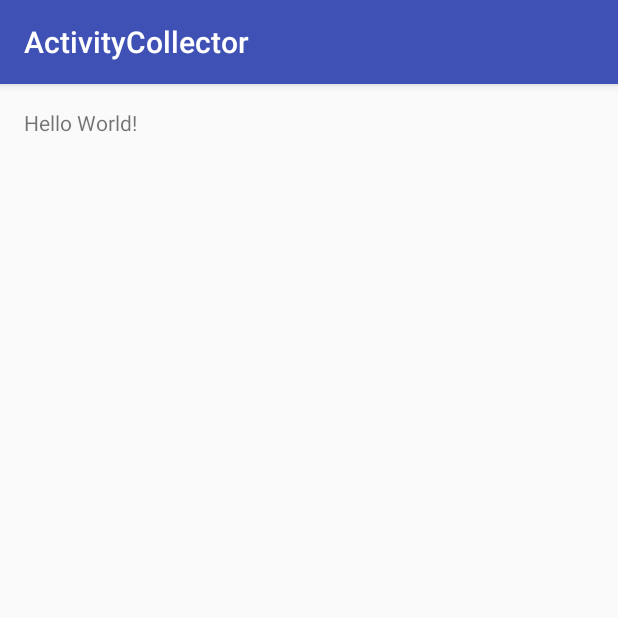
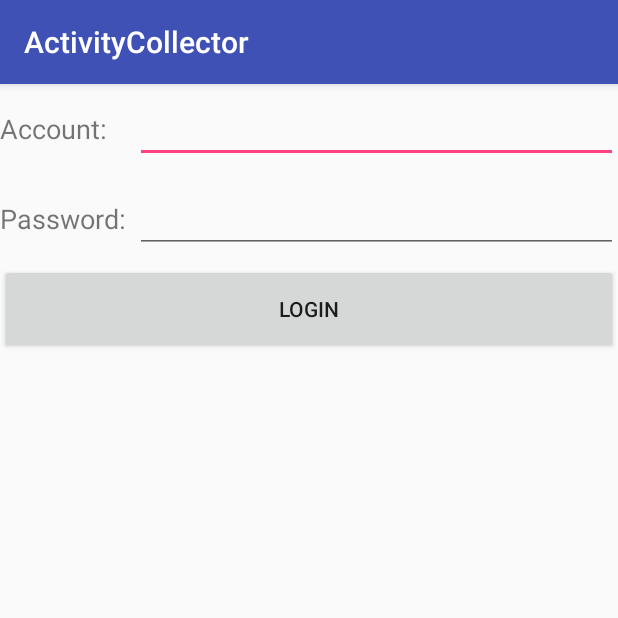
Before and after one commit to horgern/AndroidStudio, an Android app: the screen it shows after launch (MainActivity before the commit, LoginActivity after it), on a phone screen of 412 x 824 dp, the top half of it. Run offline under Robolectric (Android 15) with nearby library versions, the phone set to English and light mode, and no system bars.

Commit message:
finish the demo

```diff
--- a/app/build.gradle
+++ b/app/build.gradle
@@ -25,5 +25,6 @@ dependencies {
         exclude group: 'com.android.support', module: 'support-annotations'
     })
     compile 'com.android.support:appcompat-v7:24.2.1'
+    compile 'com.android.support:design:24.2.1'
     testCompile 'junit:junit:4.12'
 }
--- a/app/src/main/AndroidManifest.xml
+++ b/app/src/main/AndroidManifest.xml
@@ -9,12 +9,14 @@
         android:supportsRtl="true"
         android:theme="@style/AppTheme">
         <activity android:name=".MainActivity">
+        </activity>
+        <activity android:name=".LoginActivity">
             <intent-filter>
                 <action android:name="android.intent.action.MAIN" />
-
                 <category android:name="android.intent.category.LAUNCHER" />
             </intent-filter>
         </activity>
+
     </application>
 
 </manifest>
--- a/app/src/main/java/com/example/chz/activitycollector/ActivityCollector.java
+++ b/app/src/main/java/com/example/chz/activitycollector/ActivityCollector.java
@@ -12,6 +12,9 @@ import java.util.List;
 public class ActivityCollector {
     public static List<Activity> activities = new ArrayList<>();
 
+    public static void addActivity(Activity activity) {
+        activities.add(activity);
+    }
     public static void removeActivity(Activity activity) {
         activities.remove(activity);
     }
--- /dev/null
+++ b/app/src/main/java/com/example/chz/activitycollector/BaseActivity.java
@@ -0,0 +1,66 @@
+package com.example.chz.activitycollector;
+
+import android.content.BroadcastReceiver;
+import android.content.Context;
+import android.content.DialogInterface;
+import android.content.Intent;
+import android.content.IntentFilter;
+import android.os.Bundle;
+import android.support.v7.app.AlertDialog;
+import android.support.v7.app.AppCompatActivity;
+
+/**
+ * Created by chz on 2018/11/8.
+ */
+
+public class BaseActivity extends AppCompatActivity {
+
+    private ForceOfflineReceiver receiver;
+    @Override
+    protected void onCreate(Bundle savedInstanceState) {
+        super.onCreate(savedInstanceState);
+        ActivityCollector.addActivity(this);
+    }
+
+    @Override
+    protected void onResume() {
+        super.onResume();
+        IntentFilter intentFilter = new IntentFilter();
+        intentFilter.addAction("com.example.chz.activitycollector.FORCE_OFFLINE");
+        receiver = new ForceOfflineReceiver();
+        registerReceiver(receiver, intentFilter);
+    }
+
+    @Override
+    protected void onPause() {
+        super.onPause();
+        if (receiver != null) {
+            unregisterReceiver(receiver);
+            receiver = null;
+        }
+    }
+    @Override
+    protected void onDestroy() {
+        super.onDestroy();
+        ActivityCollector.removeActivity(this);
+    }
+
+    class ForceOfflineReceiver extends BroadcastReceiver {
+        @Override
+        public void onReceive(final Context context, Intent intent) {
+            AlertDialog.Builder builder = new AlertDialog.Builder(context);
+            builder.setTitle("Warning");
+            builder.setMessage("You are forced to offline.Please try to login again.");
+            builder.setCancelable(false);
+            builder.setPositiveButton("OK", new DialogInterface.OnClickListener() {
+                @Override
+                public void onClick(DialogInterface dialog, int which) {
+                    ActivityCollector.finishAll();
+                    Intent intent = new Intent(context, LoginActivity.class);
+                    context.startActivity(intent);
+                }
+            });
+            builder.show();
+        }
+    }
+}
--- /dev/null
+++ b/app/src/main/java/com/example/chz/activitycollector/LoginActivity.java
@@ -0,0 +1,38 @@
+package com.example.chz.activitycollector;
+
+import android.content.Intent;
+import android.support.v7.app.AppCompatActivity;
+import android.os.Bundle;
+import android.view.View;
+import android.widget.Button;
+import android.widget.EditText;
+import android.widget.Toast;
+
+public class LoginActivity extends BaseActivity {
+    private EditText accountEdit;
+    private EditText passwordEdit;
+    private Button login;
+    @Override
+    protected void onCreate(Bundle savedInstanceState) {
+        super.onCreate(savedInstanceState);
+        setContentView(R.layout.activity_login);
+        accountEdit = (EditText)findViewById(R.id.account);
+        passwordEdit = (EditText)findViewById(R.id.password);
+        login = (Button)findViewById(R.id.login);
+        login.setOnClickListener(new View.OnClickListener() {
+            @Override
+            public void onClick(View v){
+                String account = accountEdit.getText().toString();
+                String password = passwordEdit.getText().toString();
+                if (account.equals("chz") && password.equals("123456")) {
+                    Intent intent = new Intent(LoginActivity.this, MainActivity.class);
+                    startActivity(intent);
+                    finish();
+                } else {
+                    Toast.makeText(LoginActivity.this, "account or password is invalid", Toast.LENGTH_SHORT).show();
+                }
+            }
+
+        });
+    }
+}
--- /dev/null
+++ b/app/src/main/res/layout/activity_login.xml
@@ -0,0 +1,48 @@
+<?xml version="1.0" encoding="utf-8"?>
+<LinearLayout xmlns:android="http://schemas.android.com/apk/res/android"
+    android:orientation="vertical"
+    android:layout_width="match_parent"
+    android:layout_height="match_parent">
+
+    <LinearLayout
+        android:orientation = "horizontal"
+        android:layout_width="match_parent"
+        android:layout_height="60dp">
+        <TextView
+            android:layout_width="90dp"
+            android:layout_height="wrap_content"
+            android:layout_gravity="center_vertical"
+            android:textSize="18sp"
+            android:text="Account: "/>
+        <EditText
+            android:id="@+id/account"
+            android:layout_width="0dp"
+            android:layout_height="wrap_content"
+            android:layout_weight="1"
+            android:layout_gravity="center_vertical"/>
+    </LinearLayout>
+
+    <LinearLayout
+        android:orientation="horizontal"
+        android:layout_width="match_parent"
+        android:layout_height="60dp">
+        <TextView
+            android:layout_width="90dp"
+            android:layout_height="wrap_content"
+            android:layout_gravity="center_vertical"
+            android:textSize="18sp"
+            android:text="Password: "/>
+        <EditText
+            android:id="@+id/password"
+            android:layout_width="0dp"
+            android:layout_height="wrap_content"
+            android:layout_weight="1"
+            android:layout_gravity="center_vertical"
+            android:inputType="textPassword"/>
+    </LinearLayout>
+    <Button
+        android:id="@+id/login"
+        android:layout_width="match_parent"
+        android:layout_height="60dp"
+        android:text="Login"/>
+</LinearLayout>
--- a/app/src/main/res/layout/activity_main.xml
+++ b/app/src/main/res/layout/activity_main.xml
@@ -10,8 +10,9 @@
     android:paddingTop="@dimen/activity_vertical_margin"
     tools:context="com.example.chz.activitycollector.MainActivity">
 
-    <TextView
-        android:layout_width="wrap_content"
+    <Button
+        android:id="@+id/force_offline"
+        android:layout_width="match_parent"
         android:layout_height="wrap_content"
-        android:text="Hello World!" />
+        android:text="Send force offline broadcast" />
 </RelativeLayout>
--- a/app/src/main/res/values/dimens.xml
+++ b/app/src/main/res/values/dimens.xml
@@ -2,4 +2,5 @@
     <!-- Default screen margins, per the Android Design guidelines. -->
     <dimen name="activity_horizontal_margin">16dp</dimen>
     <dimen name="activity_vertical_margin">16dp</dimen>
+    <dimen name="fab_margin">16dp</dimen>
 </resources>
--- a/app/src/main/res/values/strings.xml
+++ b/app/src/main/res/values/strings.xml
@@ -1,3 +1,4 @@
 <resources>
     <string name="app_name">ActivityCollector</string>
+    <string name="title_activity_base">BaseActivity</string>
 </resources>
```
Also changed, not shown: app/src/main/java/com/example/chz/activitycollector/MainActivity.java (+20 -1 lines), app/src/main/res/values-v21/styles.xml (added, +9 -0 lines), app/src/main/res/values/styles.xml (+9 -0 lines).
